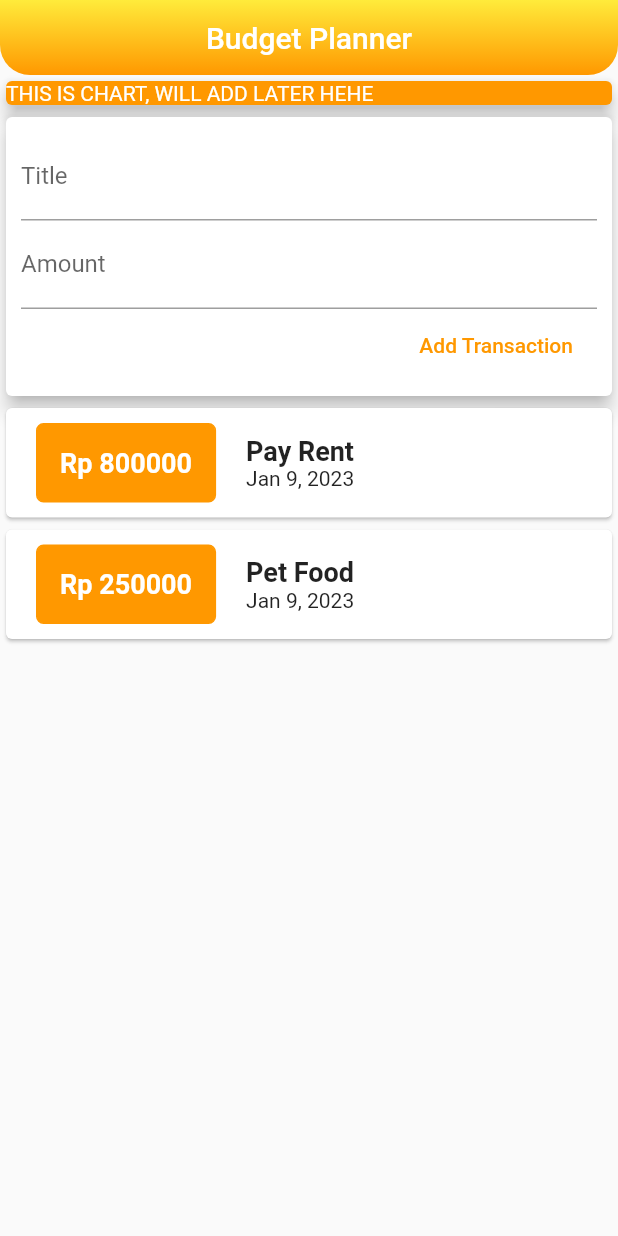
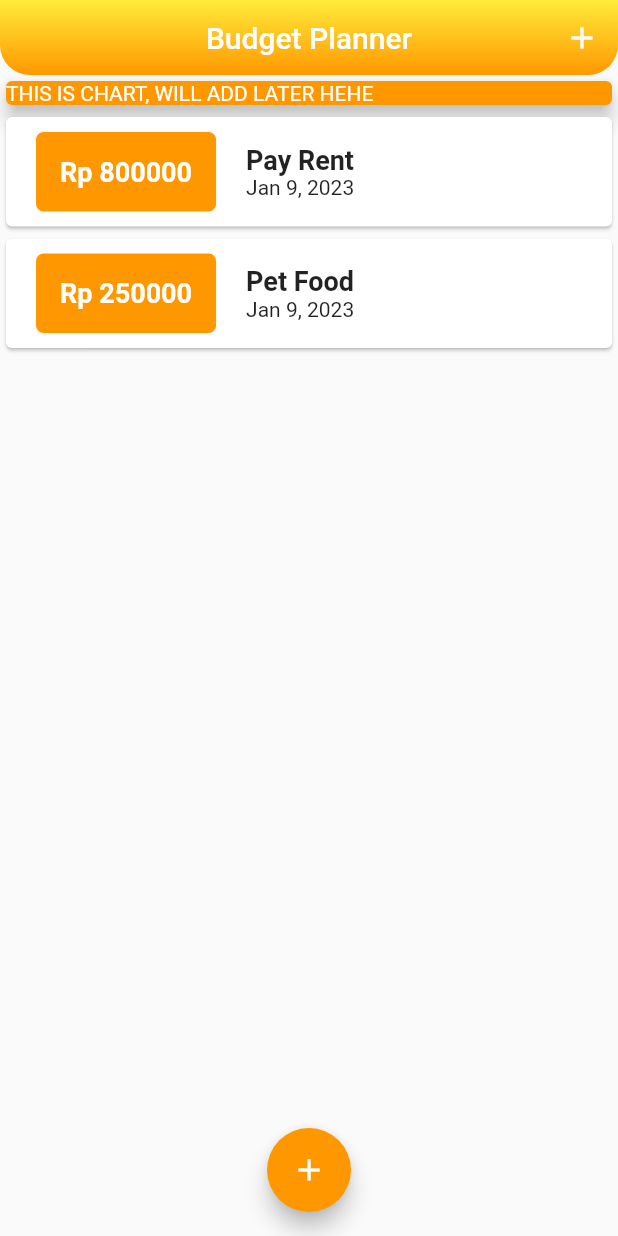
Before and after one commit to indra-182/Budget-Planner-Project, a Flutter app: the screen it shows after launch, on a phone screen of 412 x 824 dp. Run offline on Flutter 3.47's test engine with Material 2 defaults, Android fonts, the phone set to English and light mode, and no system bars.

Commit message:
add floating action bottom and modal

```diff
--- a/lib/main.dart
+++ b/lib/main.dart
@@ -1,5 +1,8 @@
-import 'package:expense_tracker_project/widgets/user_transaction.dart';
+import 'package:expense_tracker_project/models/transaction.dart';
+import 'package:expense_tracker_project/widgets/new_transaction.dart';
+import 'package:expense_tracker_project/widgets/transaction_list.dart';
 import 'package:flutter/material.dart';
+import 'package:uuid/uuid.dart';
 
 void main() => runApp(MyApp());
 
@@ -13,15 +16,58 @@
   }
 }
 
-class MyHomePage extends StatelessWidget {
+class MyHomePage extends StatefulWidget {
+  @override
+  State<MyHomePage> createState() => _MyHomePageState();
+}
+
+class _MyHomePageState extends State<MyHomePage> {
+  final List<Transaction> _transactionList = [
+    Transaction(
+      id: "id1",
+      title: "Pay Rent",
+      amount: 800000,
+      date: DateTime.now(),
+    ),
+    Transaction(
+      id: "id2",
+      title: "Pet Food",
+      amount: 250000,
+      date: DateTime.now(),
+    ),
+  ];
+
+  void _addNewTransaction(String title, num amount) {
+    final newTransaction = Transaction(
+        id: Uuid().v4(), title: title, amount: amount, date: DateTime.now());
+
+    setState(() {
+      _transactionList.add(newTransaction);
+    });
+  }
+
+  void _startAddNewTransaction(BuildContext context) {
+    showModalBottomSheet(
+      context: context,
+      builder: (_) {
+        return NewTransaction(_addNewTransaction);
+      },
+    );
+  }
+
   @override
   Widget build(BuildContext context) {
     return Scaffold(
       appBar: AppBar(
         title: Text("Budget Planner"),
-        brightness: Brightness.dark,
+        actions: [
+          IconButton(
+            onPressed: () => _startAddNewTransaction(context),
+            icon: Icon(Icons.add),
+          ),
+        ],
         backgroundColor: Colors.transparent,
-        elevation: 0.0,
+        elevation: 0,
         toolbarHeight: 50,
         centerTitle: true,
         flexibleSpace: Container(
@@ -51,10 +97,16 @@
                 elevation: 5,
               ),
             ),
-            UserTransaction(),
+            TransactionList(_transactionList),
           ],
         ),
       ),
+      floatingActionButton: FloatingActionButton(
+        child: Icon(Icons.add),
+        onPressed: () => _startAddNewTransaction(context),
+        backgroundColor: Colors.orange,
+      ),
+      floatingActionButtonLocation: FloatingActionButtonLocation.centerFloat,
     );
   }
 }
--- a/lib/widgets/new_transaction.dart
+++ b/lib/widgets/new_transaction.dart
@@ -1,5 +1,4 @@
 import 'package:flutter/material.dart';
-import 'package:expense_tracker_project/widgets/user_transaction.dart';
 import 'package:flutter/services.dart';
 
 class NewTransaction extends StatelessWidget {
--- a/lib/widgets/transaction_list.dart
+++ b/lib/widgets/transaction_list.dart
@@ -10,8 +10,9 @@
   @override
   Widget build(BuildContext context) {
     return Container(
-      height: 400,
+      height: 385,
       child: ListView.builder(
+        itemCount: transactions.length,
         itemBuilder: (context, index) => Card(
           child: Row(
             children: [
@@ -47,7 +48,6 @@
             ],
           ),
         ),
-        itemCount: transactions.length,
       ),
     );
   }
--- a/lib/widgets/user_transaction.dart
+++ /dev/null
@@ -1,46 +0,0 @@
-import 'package:expense_tracker_project/models/transaction.dart';
-import 'package:expense_tracker_project/widgets/new_transaction.dart';
-import 'package:expense_tracker_project/widgets/transaction_list.dart';
-import 'package:uuid/uuid.dart';
-import 'package:flutter/material.dart';
-
-class UserTransaction extends StatefulWidget {
-  @override
-  State<UserTransaction> createState() => _UserTransactionState();
-}
-
-class _UserTransactionState extends State<UserTransaction> {
-  final List<Transaction> _transactionList = [
-    Transaction(
-      id: "id1",
-      title: "Pay Rent",
-      amount: 800000,
-      date: DateTime.now(),
-    ),
-    Transaction(
-      id: "id2",
-      title: "Pet Food",
-      amount: 250000,
-      date: DateTime.now(),
-    ),
-  ];
-
-  void _addNewTransaction(String title, num amount) {
-    final newTransaction = Transaction(
-        id: Uuid().v4(), title: title, amount: amount, date: DateTime.now());
-
-    setState(() {
-      _transactionList.add(newTransaction);
-    });
-  }
-
-  @override
-  Widget build(BuildContext context) {
-    return Column(
-      children: [
-        NewTransaction(_addNewTransaction),
-        TransactionList(_transactionList),
-      ],
-    );
-  }
-}
```
